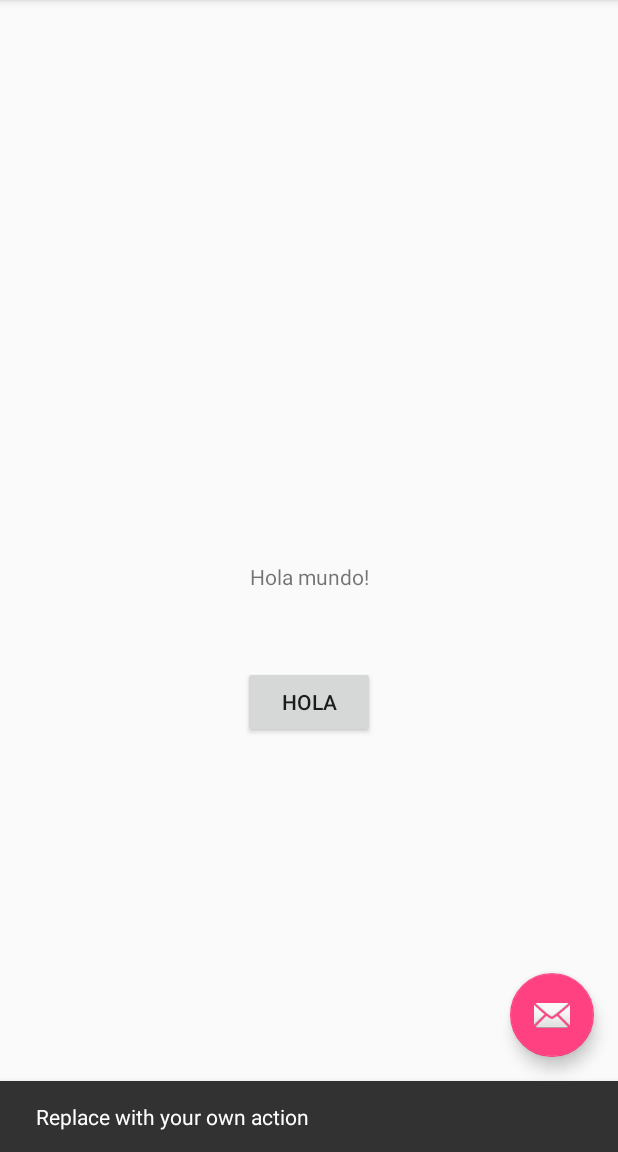
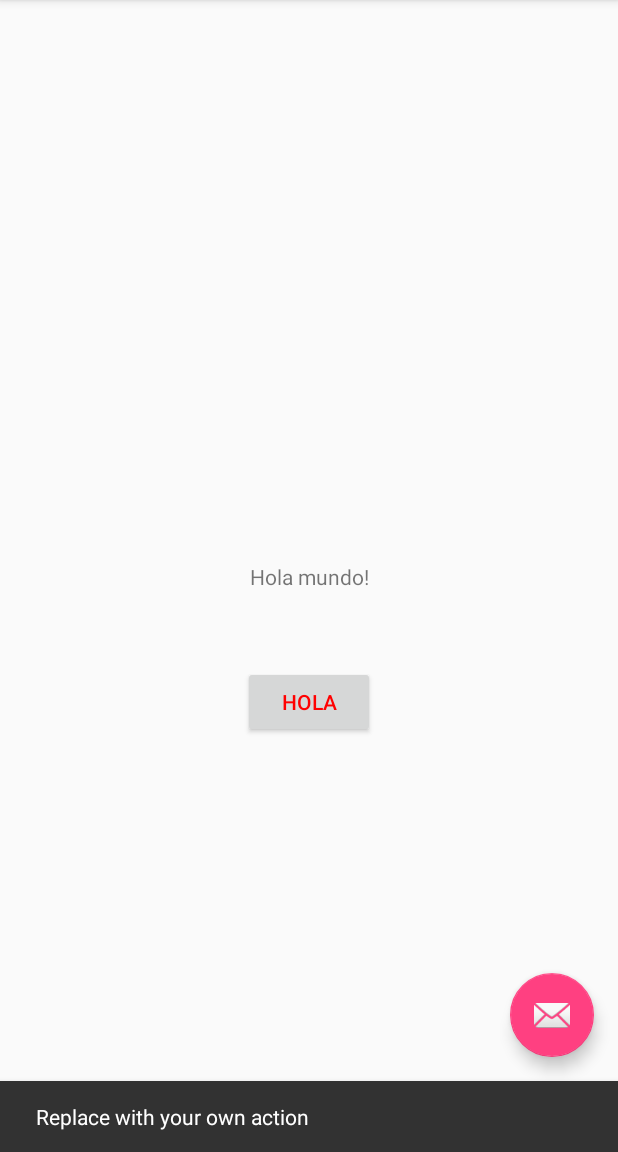
Before and after one commit to William-ST/____TareaVersionesWST____, an Android app: the screen it shows after launch (MainActivity), after a tap on an icon or button, on a phone screen of 412 x 824 dp, the part 84-1236 px from its top. Run offline under Robolectric (Android 15) with nearby library versions, the phone set to English and light mode, and no system bars.

Commit message:
Hola en rojo

```diff
--- a/app/src/main/res/layout/content_main.xml
+++ b/app/src/main/res/layout/content_main.xml
@@ -25,6 +25,7 @@
         app:layout_constraintTop_toBottomOf="@id/tv_helloword"
         app:layout_constraintLeft_toLeftOf="parent"
         app:layout_constraintRight_toRightOf="parent"
-        android:layout_marginTop="50dp" />
+        android:layout_marginTop="50dp"
+        android:textColor="@color/colorRed"/>
 
 </android.support.constraint.ConstraintLayout>
--- a/app/src/main/res/values/colors.xml
+++ b/app/src/main/res/values/colors.xml
@@ -3,4 +3,6 @@
     <color name="colorPrimary">#3F51B5</color>
     <color name="colorPrimaryDark">#303F9F</color>
     <color name="colorAccent">#FF4081</color>
+
+    <color name="colorRed">#FF0000</color>
 </resources>
```
